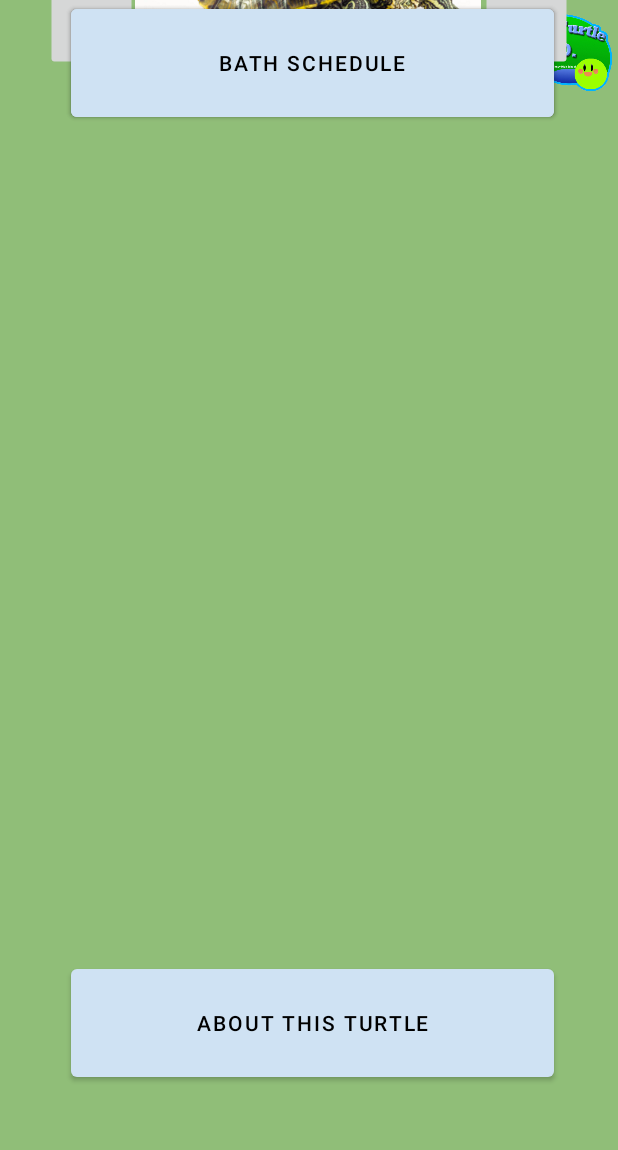
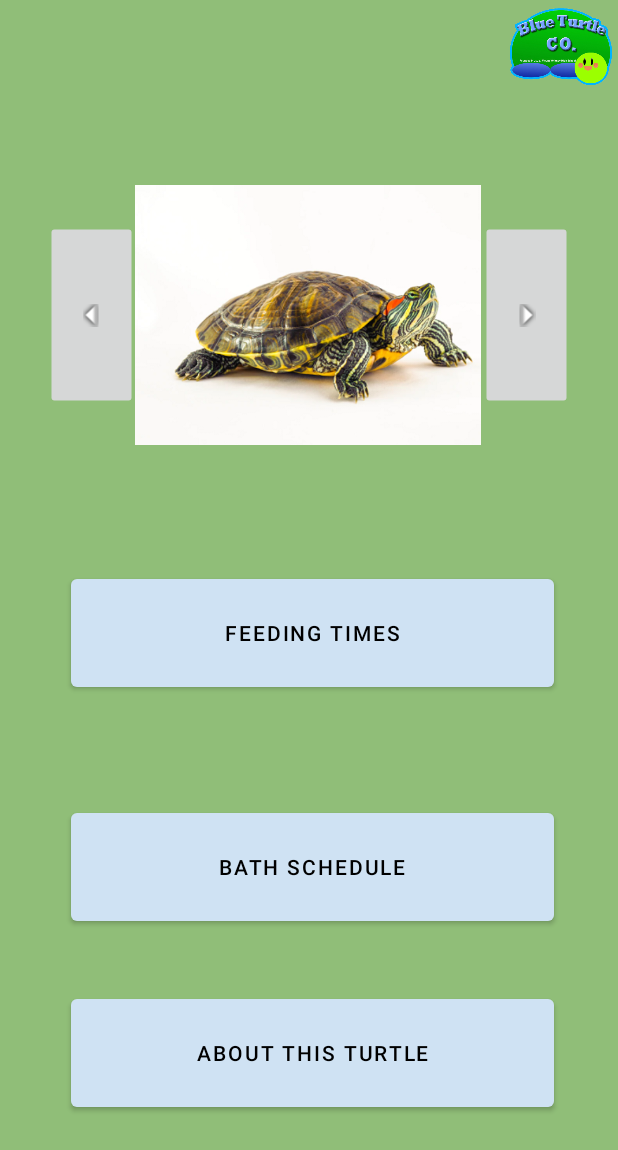
Before and after one commit to IMaillard/TurtleApp, an Android app: the layout activity_yume.xml on its own in the app's theme, with its tools: preview values and no code run, on a phone screen of 412 x 824 dp. Shown: the top 1150 px of the screen. Run offline under Robolectric (Android 15) with nearby library versions, the phone set to English and light mode, and no system bars.

Commit message:
phoneworks needs images

```diff
--- a/app/src/main/res/layout/activity_yume.xml
+++ b/app/src/main/res/layout/activity_yume.xml
@@ -8,47 +8,51 @@
     tools:context=".ActivityAndrea">
 
     <Button
-        android:id="@+id/button2"
+        android:id="@+id/alarm_button"
         android:layout_width="322dp"
         android:layout_height="84dp"
         android:layout_marginStart="4dp"
+        android:layout_marginBottom="72dp"
         android:shadowColor="#000000"
         android:text="Feeding Times"
         android:textColor="@color/black"
-        app:layout_constraintEnd_toEndOf="@+id/imageButton2"
-        app:layout_constraintStart_toStartOf="@+id/imageButton"
-        tools:layout_editor_absoluteY="277dp" />
+        app:layout_constraintBottom_toTopOf="@+id/calendarButton"
+        app:layout_constraintEnd_toEndOf="@+id/right_arrow"
+        app:layout_constraintStart_toStartOf="@+id/left_arrow" />
 
     <Button
-        android:id="@+id/button3"
+        android:id="@+id/info_button"
         android:layout_width="322dp"
         android:layout_height="84dp"
-        android:layout_marginBottom="100dp"
+        android:layout_marginBottom="80dp"
         android:shadowColor="@color/black"
         android:text="About This Turtle"
         android:textColor="@color/black"
         app:layout_constraintBottom_toBottomOf="parent"
-        app:layout_constraintEnd_toEndOf="@+id/button4"
+        app:layout_constraintEnd_toEndOf="@+id/calendarButton"
         app:layout_constraintHorizontal_bias="0.0"
-        app:layout_constraintStart_toStartOf="@+id/button4" />
+        app:layout_constraintStart_toStartOf="@+id/calendarButton" />
 
     <Button
-        android:id="@+id/button4"
+        android:id="@+id/calendarButton"
         android:layout_width="322dp"
         android:layout_height="84dp"
+        android:layout_marginBottom="40dp"
         android:text="Bath Schedule"
         android:textColor="@color/black"
-        app:layout_constraintStart_toStartOf="@+id/button2"
-        tools:layout_editor_absoluteY="412dp" />
+        app:layout_constraintBottom_toTopOf="@+id/info_button"
+        app:layout_constraintEnd_toEndOf="@+id/alarm_button"
+        app:layout_constraintHorizontal_bias="0.0"
+        app:layout_constraintStart_toStartOf="@+id/alarm_button" />
 
     <ImageView
         android:id="@+id/imageView"
         android:layout_width="281dp"
         android:layout_height="173dp"
-        app:layout_constraintBottom_toTopOf="@+id/button2"
-        app:layout_constraintEnd_toEndOf="@+id/imageButton2"
+        app:layout_constraintBottom_toTopOf="@+id/alarm_button"
+        app:layout_constraintEnd_toEndOf="@+id/right_arrow"
         app:layout_constraintHorizontal_bias="0.496"
-        app:layout_constraintStart_toStartOf="@+id/imageButton"
+        app:layout_constraintStart_toStartOf="@+id/left_arrow"
         app:layout_constraintTop_toTopOf="parent"
         app:layout_constraintVertical_bias="0.596"
         tools:srcCompat="@drawable/slider" />
@@ -57,13 +61,16 @@
         android:id="@+id/imageView2"
         android:layout_width="75dp"
         android:layout_height="80dp"
-        android:layout_marginTop="4dp"
+        app:layout_constraintBottom_toBottomOf="parent"
         app:layout_constraintEnd_toEndOf="parent"
+        app:layout_constraintHorizontal_bias="1.0"
+        app:layout_constraintStart_toStartOf="parent"
         app:layout_constraintTop_toTopOf="parent"
+        app:layout_constraintVertical_bias="0.0"
         app:srcCompat="@drawable/logonopromo" />
 
     <ImageButton
-        android:id="@+id/imageButton"
+        android:id="@+id/left_arrow"
         android:layout_width="122dp"
         android:layout_height="65dp"
         android:rotation="90"
@@ -73,7 +80,7 @@
         app:srcCompat="@android:drawable/arrow_down_float" />
 
     <ImageButton
-        android:id="@+id/imageButton2"
+        android:id="@+id/right_arrow"
         android:layout_width="122dp"
         android:layout_height="65dp"
         android:rotation="-90"
```
